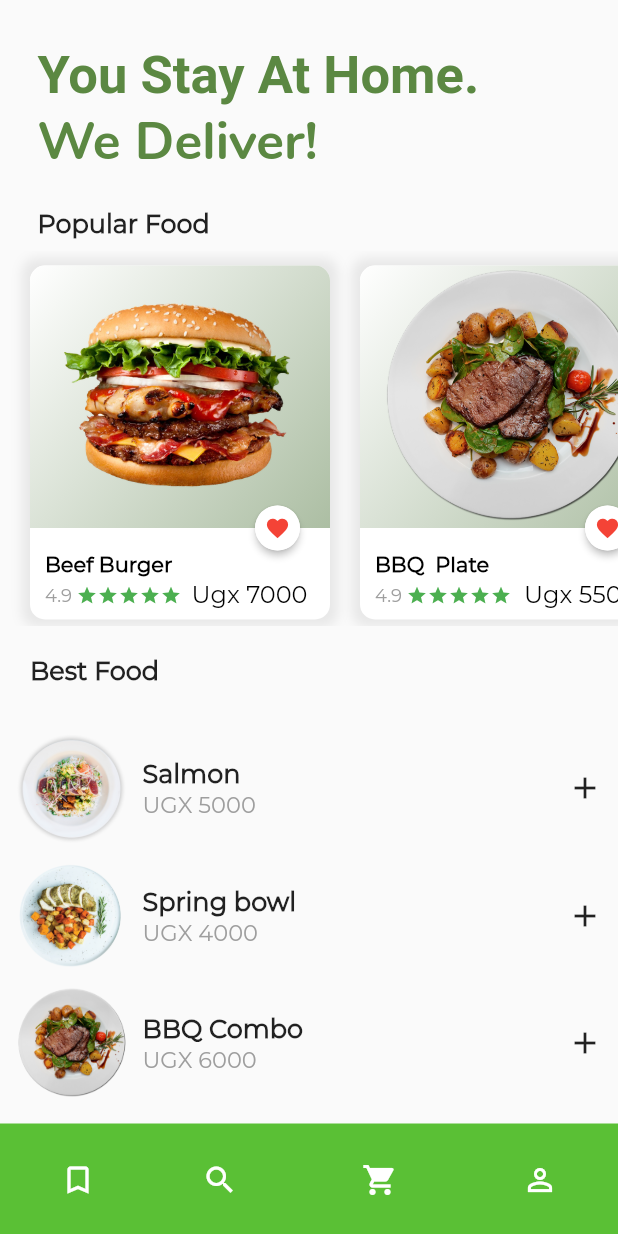
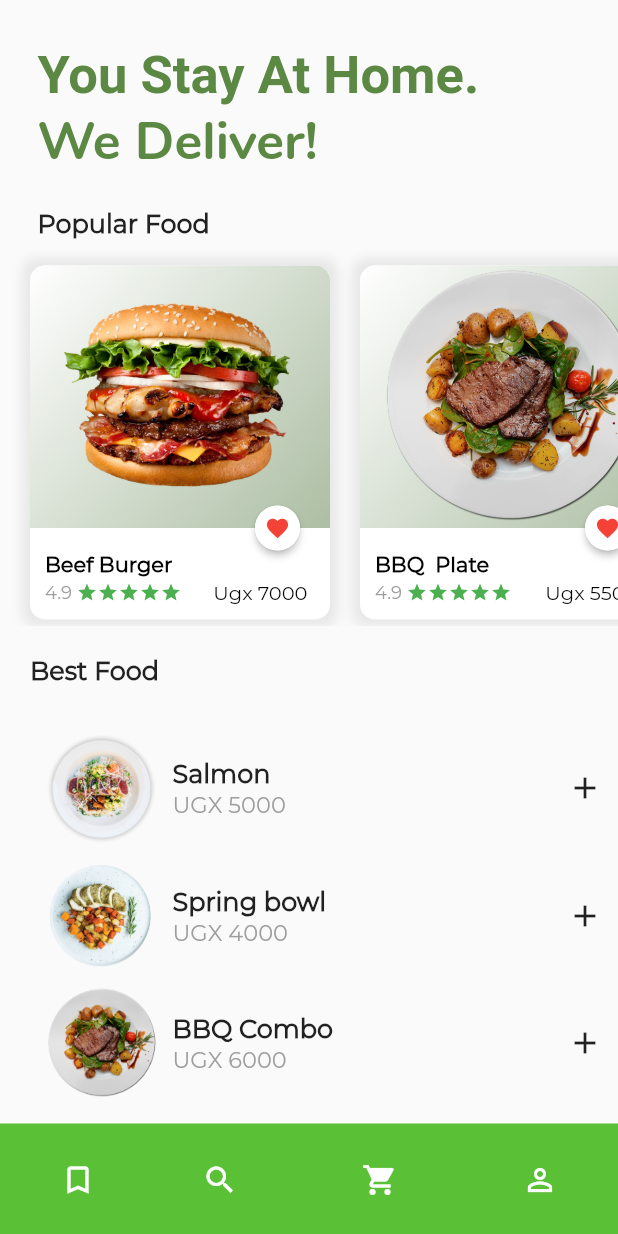
Before and after one commit to patrickhamzaokello/OfficialZodongoFoods, a Flutter app: the MyHomePage screen opened directly, on a phone screen of 412 x 824 dp. Run offline on Flutter 3.47's test engine with Material 2 defaults, Android fonts, the phone set to English and light mode, and no system bars; missing offline and left inert: keyboard_visibility; Roboto replaces fonts that are missing (Futur); project files that could hold a hidden picture were left out.

Commit message:
ui saved

```diff
--- a/lib/Browse.dart
+++ b/lib/Browse.dart
@@ -128,7 +128,7 @@ class _MyHomePageState extends State<MyHomePage> {
           ListView(
               shrinkWrap: true,
               physics: const NeverScrollableScrollPhysics(),
-              padding: EdgeInsets.only(bottom: 40.0),
+              padding: EdgeInsets.only(left: 20.0),
               children: [
                 _buildFoodItem('assets/plate1.png', 'Salmon', '\UGX 5000',
                     'The Best Beef Burger in the Land'),
@@ -370,7 +370,7 @@ class _MyHomePageState extends State<MyHomePage> {
                                             fontFamily: 'Montserrat',
                                             fontWeight: FontWeight.w500,
                                             color: Colors.black,
-                                            fontSize: 16.0)),
+                                            fontSize: 13.0)),
                                   ],
                                 ))
                           ],
--- a/lib/main.dart
+++ b/lib/main.dart
@@ -188,7 +188,7 @@ class _LoginPageState extends State<LoginPage> {
                       padding: EdgeInsets.all(20),
                       width: double.infinity,
                       decoration: BoxDecoration(
-                          color: Color(0xFFB40284A),
+                          color: Color(0xFF5AC035),
                           borderRadius: BorderRadius.circular(50)),
                       child: Center(
                         child: Text(
```
